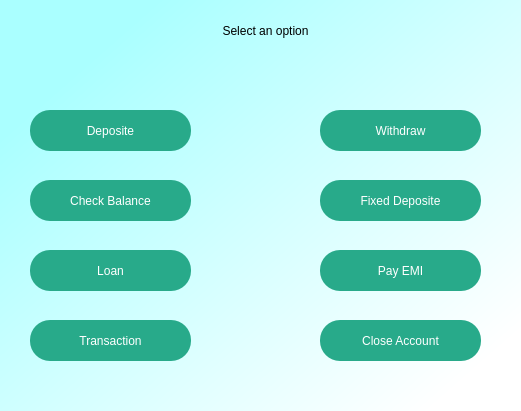
Qt form ui/main1.ui (psudo18/BankingSystem) before a commit.
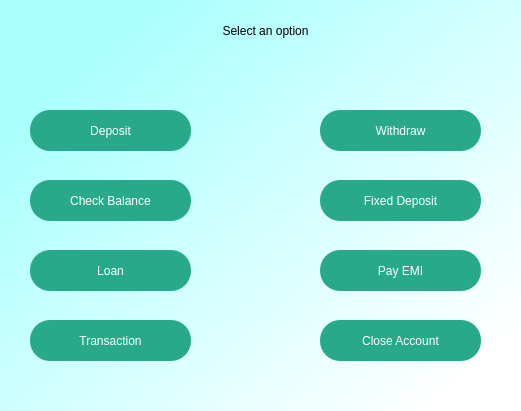
The same form after that commit.

Commit message: Commit 8. Added some features. Deposit, check balance.

```diff
--- a/ui/main1.ui
+++ b/ui/main1.ui
@@ -63,7 +63,7 @@
 }</string>
     </property>
     <property name="text">
-     <string>Deposite</string>
+     <string>Deposit</string>
     </property>
    </widget>
    <widget class="QPushButton" name="pushButton_2">
@@ -123,7 +123,7 @@
 }</string>
     </property>
     <property name="text">
-     <string>Fixed Deposite</string>
+     <string>Fixed Deposit</string>
     </property>
    </widget>
    <widget class="QPushButton" name="pushButton_5">
```
The commit also changes 7 other files.
